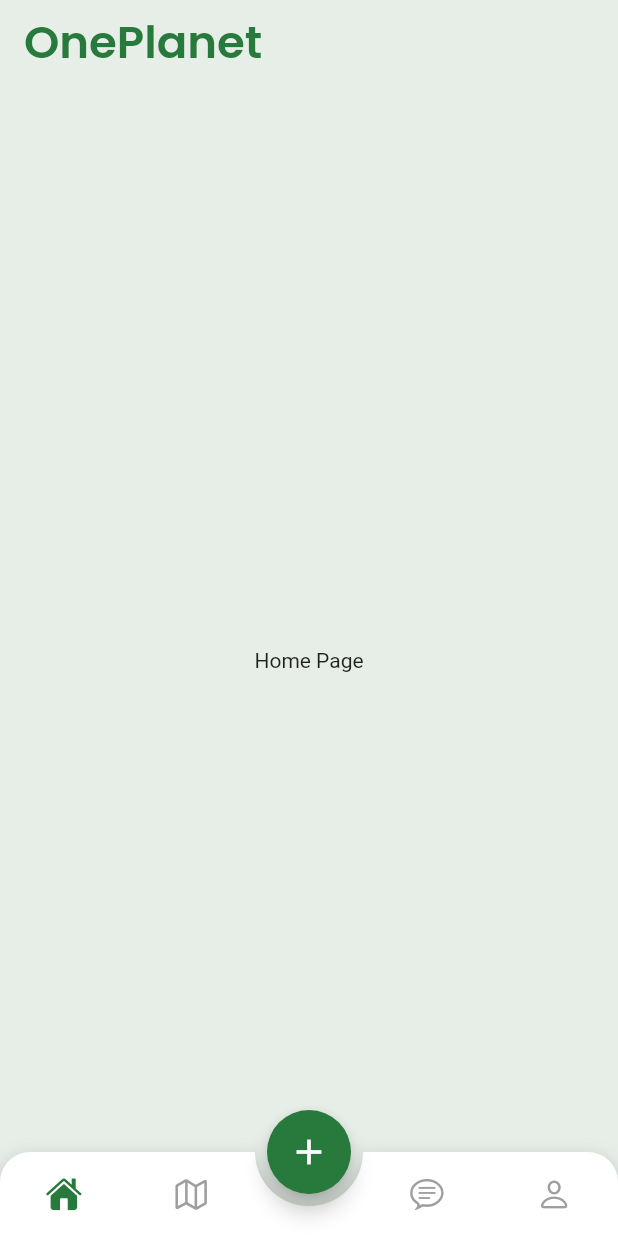
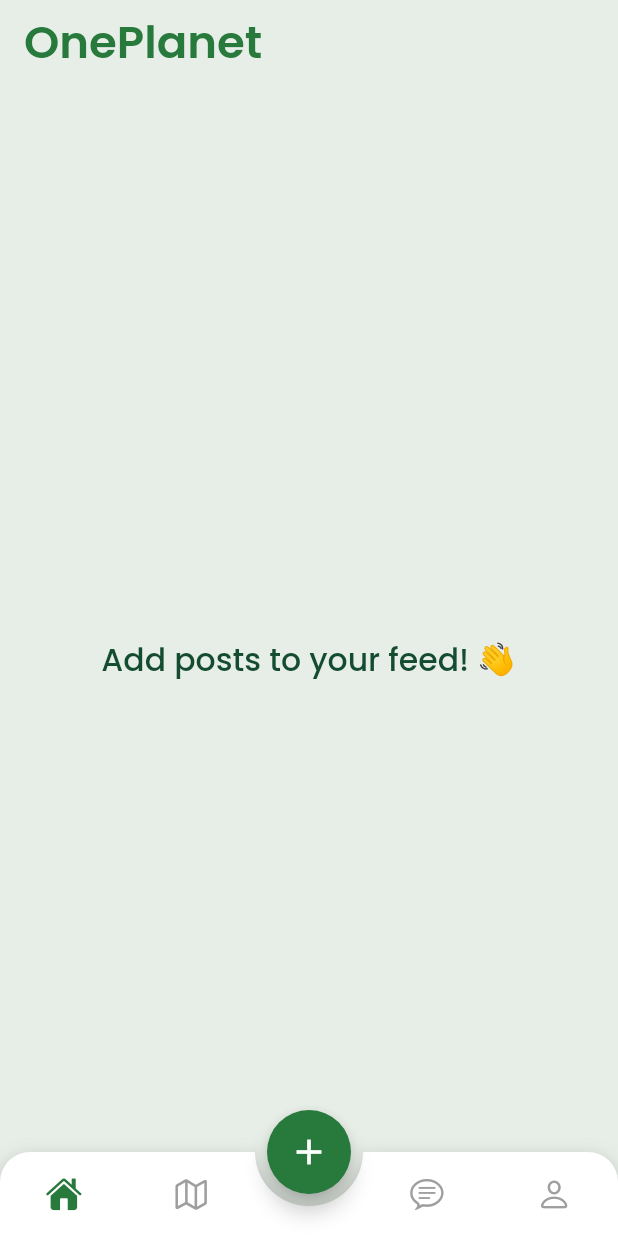
Before and after one commit to rituraj2000/oneplanet, a Flutter app: the LandingPage screen opened directly, on a phone screen of 412 x 824 dp. Run offline on Flutter 3.47's test engine with Material 2 defaults, Android fonts, the phone set to English and light mode, and no system bars; drawn by our look-alikes of animated_bottom_navigation_bar; our stand-ins replace cached_network_image, cloud_firestore, firebase_auth, firebase_core, firebase_storage, google_fonts and 2 more; missing offline and left inert: circular_reveal_animation; accounts and stored records are empty; generated files the repository leaves out were written again; network calls fail.

Commit message:
feat: feeds

```diff
--- a/lib/apis/apis.dart
+++ b/lib/apis/apis.dart
@@ -2,6 +2,8 @@
 import 'package:cloud_firestore/cloud_firestore.dart';
 import 'package:firebase_auth/firebase_auth.dart';
 import 'package:firebase_storage/firebase_storage.dart';
+
+import '../models/user_model.dart';
 
 class APIs {
   static FirebaseAuth auth = FirebaseAuth.instance;
@@ -9,4 +11,15 @@
   //Firebase Storage instance for storing files and images
   static FirebaseStorage storage = FirebaseStorage.instance;
   static User get user => auth.currentUser!;
+
+  //For storing current user info
+  static late UserModel myCurrentUser;
+
+  //Current user's info
+  static Future<void> getSelfInfo() async {
+    await firestore.collection("users").doc(user.uid).get().then((user) async {
+      myCurrentUser = UserModel.fromJson(user.data() as Map<String, dynamic>);
+    });
   }
+
+  }
--- a/lib/screens/homePage.dart
+++ b/lib/screens/homePage.dart
@@ -1,5 +1,10 @@
 import 'package:flutter/material.dart';
+import 'package:google_fonts/google_fonts.dart';
 import 'package:project_oneplanet/theme/colors.dart';
+import 'package:project_oneplanet/widgets/feedCard.dart';
+
+import '../apis/apis.dart';
+import '../models/post_model.dart';
 
 class HomeScreen extends StatefulWidget {
   const HomeScreen({Key? key}) : super(key: key);
@@ -9,6 +14,8 @@
 }
 
 class _HomeScreenState extends State<HomeScreen> {
+  List<PostModel> list = [];
+
   @override
   Widget build(BuildContext context) {
     return Scaffold(
@@ -18,9 +25,62 @@
           style: Theme.of(context).textTheme.headline1!.copyWith(color: AppColors.kDarkGreen),
         ),
       ),
-      body: Center(
-        child: Text("Home Page"),
-      ),
+      body: StreamBuilder(
+          stream: APIs.firestore
+              .collection("posts")
+              .orderBy("time", descending: true)
+              .snapshots(),
+          builder: (context, snapshot) {
+            switch (snapshot.connectionState) {
+
+            ///Data is loading
+              case ConnectionState.waiting:
+                return const SizedBox();
+              case ConnectionState.none:
+                return Center(
+                  child: Text(
+                    "Oops! Check you network connection",
+                    style: GoogleFonts.poppins(
+                      fontSize: 15.5,
+                      fontWeight: FontWeight.w500,
+                    ),
+                  ),
+                );
+
+            ///If some or all data is loaded
+              case ConnectionState.active:
+              case ConnectionState.done:
+                final data = snapshot.data?.docs;
+                list = data
+                    ?.map((e) => PostModel.fromJson(e.data()))
+                    .toList() ??
+                    [];
+
+                if (list.isNotEmpty) {
+                  return ListView.builder(
+                      padding: EdgeInsets.zero,
+                      physics: const BouncingScrollPhysics(),
+                      itemCount: list.length,
+                      itemBuilder: (context, index) {
+                        return Padding(
+                          padding: const EdgeInsets.only(left: 15, right: 15, bottom: 15),
+                          child: FeedCard(currentPost: list[index]),
+                        );
+                      });
+                } else {
+                  return Center(
+                    child: Text(
+                      "Add posts to your feed! 👋",
+                      style: GoogleFonts.poppins(
+                        color: AppColors.kTextDarkGreen,
+                        fontSize: 21,
+                        fontWeight: FontWeight.w500,
+                      ),
+                    ),
+                  );
+                }
+            }
+          }),
     );
   }
 }
--- a/lib/screens/splashScreen.dart
+++ b/lib/screens/splashScreen.dart
@@ -17,6 +17,7 @@
   @override
   void initState() {
     super.initState();
+    APIs.getSelfInfo();
     Future.delayed(const Duration(milliseconds: 3500), () async {
 
       User? currentUser = APIs.auth.currentUser;
```
Also changed, not shown: lib/models/post_model.dart (+6 -3 lines), lib/screens/landingPage.dart (+19 -6 lines), lib/screens/newPost.dart (+72 -7 lines), lib/widgets/feedCard.dart (added, +44 -0 lines).
